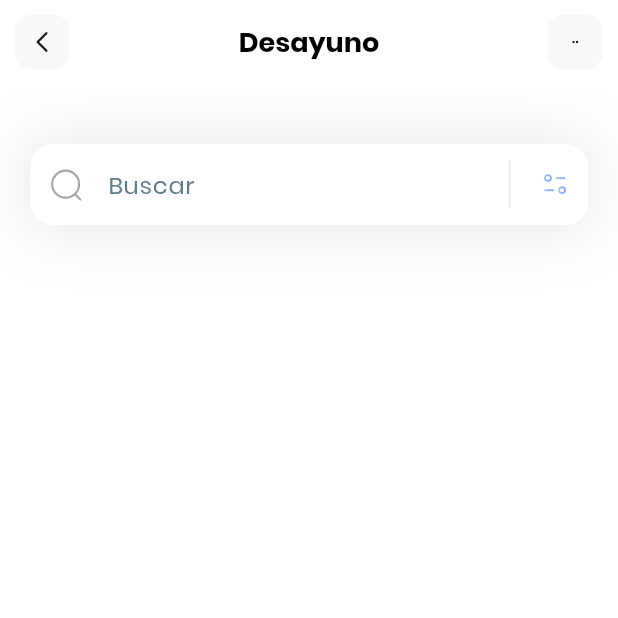
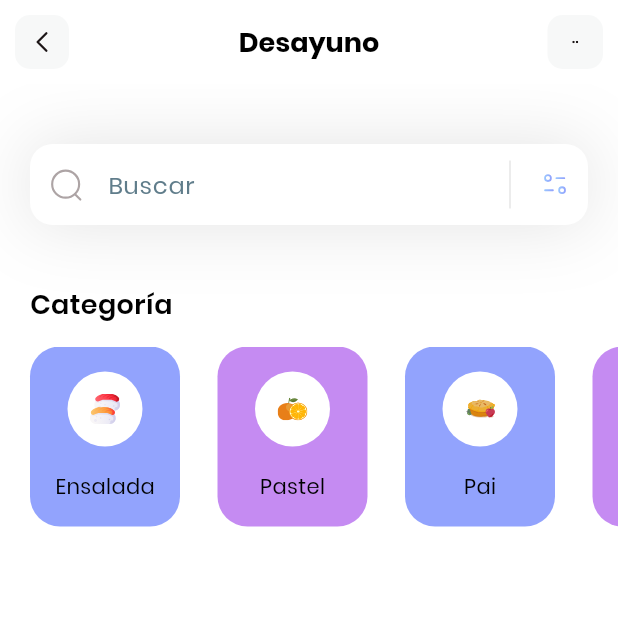
Before and after one commit to Paco-Uriostegui/flutter_clone1, a Flutter app: the screen it shows after launch, on a phone screen of 412 x 824 dp, the top half of it. Run offline on Flutter 3.47's test engine with Material 3 defaults, Android fonts, the phone set to English and light mode, and no system bars; our stand-ins replace flutter_svg.

Commit message:
terminado proyecto

```diff
--- a/lib/constants/assets.dart
+++ b/lib/constants/assets.dart
@@ -3,4 +3,9 @@ class AppAssets {
   static const dots = 'assets/icons/dots.svg';
   static const filter = 'assets/icons/Filter.svg';
   static const search = 'assets/icons/Search.svg';
+  static const salmon = 'assets/icons/salmon-nigiri.svg';
+  static const orange = 'assets/icons/orange-snacks.svg';
+  static const pancakes = 'assets/icons/pancakes.svg';
+  static const pie = 'assets/icons/pie.svg';
+
 }
--- a/lib/main.dart
+++ b/lib/main.dart
@@ -1,7 +1,6 @@
 import 'package:flutter/material.dart';
 import 'package:flutter_clon1/pages/home.dart';
-import 'package:flutter_svg/flutter_svg.dart';
-import 'package:flutter_clon1/constants/assets.dart';
+
 
 void main() {
   runApp(const MyApp());
@@ -21,52 +20,6 @@ class MyApp extends StatelessWidget {
   }
 }
 
-AppBar buildAppBarPersonalizado() {  // 👈 Método público (sin "_")
-  return AppBar(
-    title: const Text(
-      'Desayuno',
-      style: TextStyle(
-        fontSize: 18,
-        fontWeight: FontWeight.bold,
-        color: Colors.black,
-      ),
-    ),
-    centerTitle: true,
-    backgroundColor: Colors.white,
-    elevation: 0,
-    leading: Container(
-      margin: const EdgeInsets.all(10),
-      alignment: Alignment.center,
-      decoration: BoxDecoration(
-        color: const Color(0xFFF7F8F8),
-        borderRadius: BorderRadius.circular(10),
-      ),
-      child: SvgPicture.asset(
-        AppAssets.arrowLeft,
-        height: 20,
-        width: 20,
-      ),
-    ),
-    actions: [
-      GestureDetector(
-        onTap: () {},
-        child: Container(
-          margin: const EdgeInsets.all(10),
-          width: 37,
-          alignment: Alignment.center,
-          decoration: BoxDecoration(
-            color: const Color(0xFFF7F8F8),
-            borderRadius: BorderRadius.circular(10),
-          ),
-          child: SvgPicture.asset(
-            AppAssets.dots,
-            height: 4,
-            width: 4,
-          ),
-        ),
-      ),
-    ],
-  );
-}
+
 // AppBar buildAppBarPersonalizada() {
 //   return AppBar(
--- /dev/null
+++ b/lib/models/categoria_modelos.dart
@@ -0,0 +1,52 @@
+import 'package:flutter/material.dart';
+import 'package:flutter_clon1/constants/assets.dart';
+
+class CategoriaModel {
+  String name;
+  String iconPath;
+  Color boxColor;
+
+  CategoriaModel({
+    required this.name,
+    required this.iconPath,
+    required this.boxColor,
+  });
+
+ static List<CategoriaModel> getCategorias() {
+      List<CategoriaModel> categorias = [];
+
+    categorias.add(
+      CategoriaModel(
+        name: 'Ensalada',
+        iconPath: AppAssets.salmon,
+        boxColor: Color(0xff92a3fd),
+      ),
+    );
+
+        categorias.add(
+      CategoriaModel(
+        name: 'Pastel',
+        iconPath: AppAssets.orange,
+        boxColor: Color(0xffc58bf2),
+      ),
+    );
+
+        categorias.add(
+      CategoriaModel(
+        name: 'Pai',
+        iconPath: AppAssets.pie,
+        boxColor: Color(0xff92a3fd),
+      ),
+    );
+
+        categorias.add(
+      CategoriaModel(
+        name: 'Batido',
+        iconPath: AppAssets.pancakes,
+        boxColor: Color(0xffc58bf2)),
+
+    );
+      return categorias;
+  }
+
+}
--- a/lib/pages/home.dart
+++ b/lib/pages/home.dart
@@ -1,23 +1,107 @@
 import 'package:flutter/material.dart';
 import 'package:flutter_clon1/constants/assets.dart';
-import 'package:flutter_clon1/main.dart';
+import 'package:flutter_clon1/models/categoria_modelos.dart';
 import 'package:flutter_svg/flutter_svg.dart';
 
 
 
-class HomePage extends StatelessWidget {
-  const HomePage({super.key});
+class HomePage extends StatefulWidget {
+  HomePage({super.key});
+
+  @override
+  State<HomePage> createState() => _HomePageState();
+}
+
+class _HomePageState extends State<HomePage> {
+  List<CategoriaModel> categorias = [];
+
+  void _getCategorias() {
+    categorias = CategoriaModel.getCategorias();
+  }
 
   @override
   Widget build(BuildContext context) {
+    _getCategorias();
     return Scaffold(
       backgroundColor: Colors.white,
-      appBar: buildAppBarPersonalizado(),
+      appBar: _buildAppBarPersonalizado(),
       body: Column(
+        crossAxisAlignment: CrossAxisAlignment.start,
         children: [
-        _searchField()
+        _searchField(),
+        SizedBox(height: 40),
+        _categoriasSeccion(),
       ],),
     );
+  }
+
+  Column _categoriasSeccion() {
+    return Column(
+        crossAxisAlignment: CrossAxisAlignment.start,
+        children: [
+          Padding(
+            padding: const EdgeInsets.only(left: 20),
+            child: Text(
+              'Categoría',
+              style: TextStyle(
+                fontSize: 18,
+                fontWeight: FontWeight.w600,
+                color: Colors.black,
+              ),
+            ),
+          ),
+          SizedBox(height: 15),
+          Container(
+            height: 120,
+            child: ListView.separated(
+              itemCount: categorias.length,
+              scrollDirection: Axis.horizontal,
+              padding: EdgeInsets.only(
+                left: 20,
+                right: 20,
+              ),
+              separatorBuilder: (context, index) => SizedBox(width: 25),
+              itemBuilder: (context, index) {
+                return Container(
+                  width: 100,
+                  decoration: BoxDecoration(
+                    color: categorias[index].boxColor,
+                    borderRadius: BorderRadius.circular(20),
+                  ),
+                  child: Column(
+                    mainAxisAlignment: MainAxisAlignment.spaceEvenly,
+                    children: [
+                      Container(
+                        width: 50,
+                        height: 50,
+                        decoration: BoxDecoration(
+                          color: Colors.white,
+                          shape: BoxShape.circle,
+                        ),
+                        child: Center(
+                          child: SvgPicture.asset(
+                            categorias[index].iconPath,
+                            height: 20,
+                            width: 20,
+                          ),
+                        ),
+                      ),
+                      Text(
+                        categorias[index].name,
+                        style: TextStyle(
+                          fontSize: 14,
+                          fontWeight: FontWeight.w400,
+                          color: Colors.black,
+                        ),
+                      ),
+                    ],
+                  ),
+                );
+              },
+            )
+          ),
+        ],
+      );
   }
 
   Container _searchField() {
@@ -79,3 +163,51 @@ class HomePage extends StatelessWidget {
       );
   }
 }
+
+AppBar _buildAppBarPersonalizado() {  // 👈 Método público (sin "_")
+  return AppBar(
+    title: const Text(
+      'Desayuno',
+      style: TextStyle(
+        fontSize: 18,
+        fontWeight: FontWeight.bold,
+        color: Colors.black,
+      ),
+    ),
+    centerTitle: true,
+    backgroundColor: Colors.white,
+    elevation: 0,
+    leading: Container(
+      margin: const EdgeInsets.all(10),
+      alignment: Alignment.center,
+      decoration: BoxDecoration(
+        color: const Color(0xFFF7F8F8),
+        borderRadius: BorderRadius.circular(10),
+      ),
+      child: SvgPicture.asset(
+        AppAssets.arrowLeft,
+        height: 20,
+        width: 20,
+      ),
+    ),
+    actions: [
+      GestureDetector(
+        onTap: () {},
+        child: Container(
+          margin: const EdgeInsets.all(10),
+          width: 37,
+          alignment: Alignment.center,
+          decoration: BoxDecoration(
+            color: const Color(0xFFF7F8F8),
+            borderRadius: BorderRadius.circular(10),
+          ),
+          child: SvgPicture.asset(
+            AppAssets.dots,
+            height: 4,
+            width: 4,
+          ),
+        ),
+      ),
+    ],
+  );
+}
```
Also changed, not shown: assets/icons/orange-snacks.svg (added), assets/icons/pancakes.svg (added), assets/icons/pie.svg (added), assets/icons/salmon-nigiri.svg (added).
